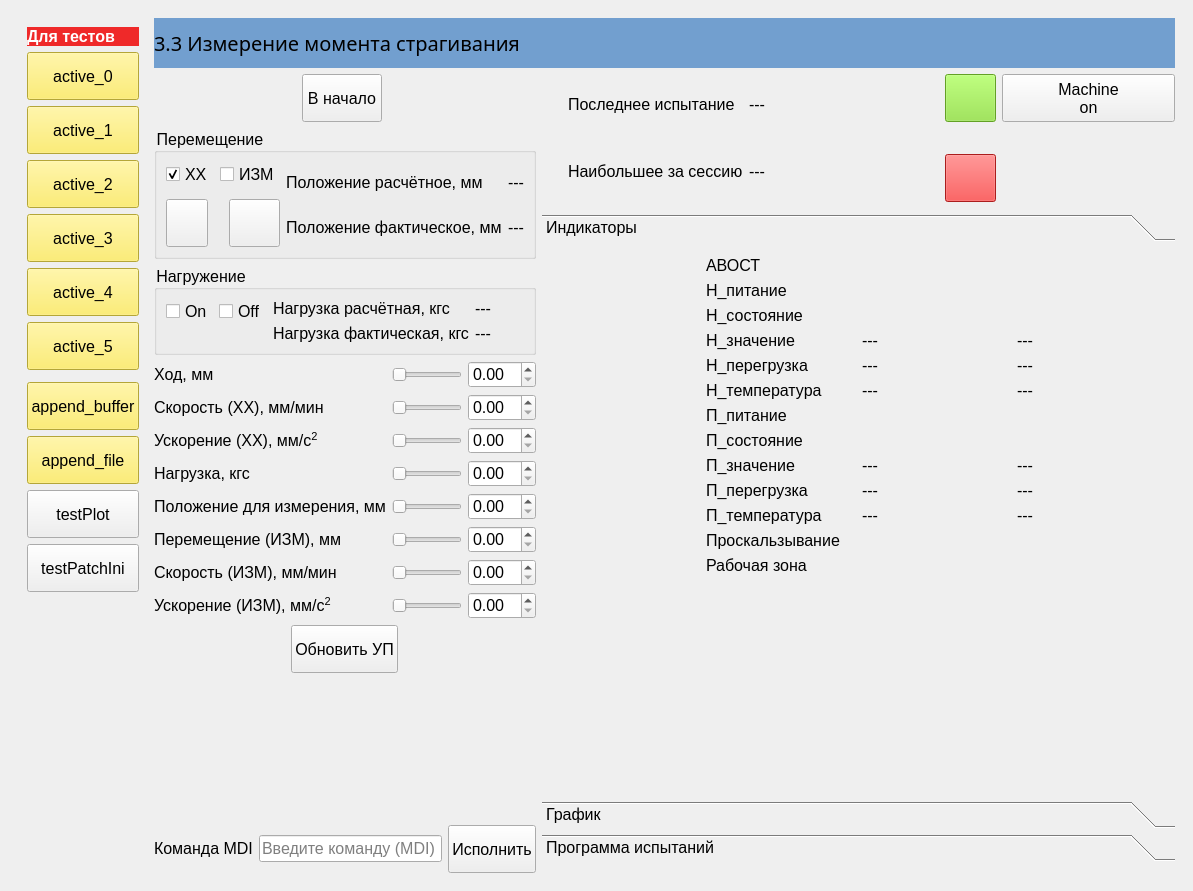
The window that BallScrewVCP3.ui (Ornstein89/BallScrewControl_QtVCP) describes before a commit, drawn with Qt 5.
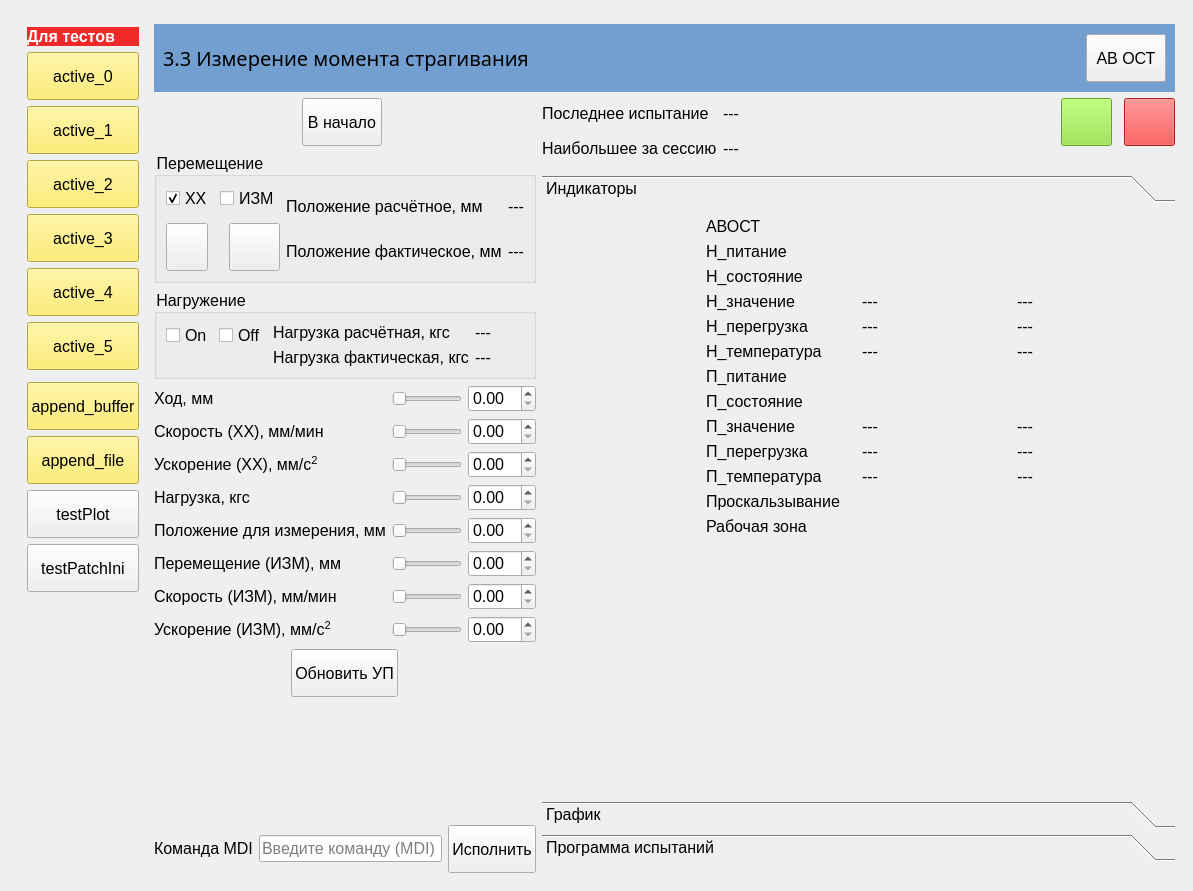
The same window after the commit. Icons and pictures are not drawn. Custom widgets are drawn as their Qt base class.

```diff
--- a/BallScrewVCP3.ui
+++ b/BallScrewVCP3.ui
@@ -44,55 +44,22 @@
        <number>0</number>
       </property>
       <widget class="QWidget" name="page33">
-       <layout class="QGridLayout" name="gridLayout_20" rowstretch="0,0,0,0,0,0" columnstretch="0,1,3">
-        <item row="1" column="2">
-         <layout class="QGridLayout" name="gridLayout_19">
-          <item row="1" column="7">
-           <spacer name="horizontalSpacer_17">
-            <property name="orientation">
-             <enum>Qt::Horizontal</enum>
-            </property>
-            <property name="sizeHint" stdset="0">
+       <layout class="QGridLayout" name="gridLayout_20" rowstretch="0,0,0,0,0,0,0" columnstretch="0,1,3">
+        <item row="1" column="1" colspan="2">
+         <widget class="QWidget" name="wgtHeader" native="true">
+          <property name="minimumSize">
              <size>
-              <width>40</width>
-              <height>20</height>
-             </size>
-            </property>
-           </spacer>
-          </item>
-          <item row="0" column="1" rowspan="3">
-           <layout class="QGridLayout" name="gridLayout_33">
-            <item row="1" column="2">
-             <widget class="StateLabel" name="lblTorque_Extremal_Max33">
-              <property name="text">
-               <string>---</string>
-              </property>
-             </widget>
-            </item>
-            <item row="1" column="1">
-             <widget class="QLabel" name="label_110">
-              <property name="text">
-               <string>Наибольшее за сессию</string>
-              </property>
-             </widget>
-            </item>
-            <item row="0" column="1">
-             <widget class="QLabel" name="label_109">
-              <property name="text">
-               <string>Последнее испытание</string>
-              </property>
-             </widget>
-            </item>
-            <item row="0" column="2">
-             <widget class="StateLabel" name="lblTorque_Extremal_Last33">
-              <property name="text">
-               <string>---</string>
-              </property>
-             </widget>
-            </item>
-           </layout>
-          </item>
-          <item row="0" column="7">
+            <width>0</width>
+            <height>10</height>
+           </size>
+          </property>
+          <property name="styleSheet">
+           <string notr="true">QWidget#wgtHeader {
+	background-color: rgb(114, 159, 207);
+}</string>
+          </property>
+          <layout class="QGridLayout" name="gridLayout_9">
+           <item row="0" column="4">
            <widget class="ActionButton" name="actionbutton">
             <property name="sizePolicy">
              <sizepolicy hsizetype="Preferred" vsizetype="Fixed">
@@ -101,8 +68,7 @@
              </sizepolicy>
             </property>
             <property name="text">
-             <string>Machine
-on</string>
+              <string>АВ ОСТ</string>
             </property>
             <property name="indicator_option" stdset="0">
              <bool>true</bool>
@@ -118,8 +84,8 @@
             </property>
            </widget>
           </item>
-          <item row="0" column="2" rowspan="3">
-           <spacer name="horizontalSpacer_16">
+           <item row="0" column="1">
+            <spacer name="horizontalSpacer_2">
             <property name="orientation">
              <enum>Qt::Horizontal</enum>
             </property>
@@ -131,63 +97,48 @@
             </property>
            </spacer>
           </item>
-          <item row="1" column="6">
-           <widget class="LED" name="ledPos_Is_On33">
-            <property name="color">
-             <color>
-              <red>252</red>
-              <green>233</green>
-              <blue>79</blue>
-             </color>
-            </property>
-           </widget>
-          </item>
-          <item row="0" column="3" colspan="4">
-           <widget class="PushButton" name="btnDevice_On33">
-            <property name="styleSheet">
-             <string notr="true">background-color: rgb(138, 226, 52);</string>
-            </property>
-            <property name="icon">
-             <iconset>
-              <normaloff>resources/vertical_line.png</normaloff>resources/vertical_line.png</iconset>
-            </property>
-            <property name="iconSize">
+           <item row="0" column="3">
+            <spacer name="horizontalSpacer_3">
+             <property name="orientation">
+              <enum>Qt::Horizontal</enum>
+             </property>
+             <property name="sizeType">
+              <enum>QSizePolicy::Fixed</enum>
+             </property>
+             <property name="sizeHint" stdset="0">
              <size>
-              <width>40</width>
-              <height>40</height>
-             </size>
-            </property>
-           </widget>
-          </item>
-          <item row="1" column="3" colspan="3">
-           <widget class="LED" name="ledLoad_Is_On33">
-            <property name="color">
-             <color>
-              <red>252</red>
-              <green>233</green>
-              <blue>79</blue>
-             </color>
-            </property>
-           </widget>
-          </item>
-          <item row="2" column="3" colspan="4">
-           <widget class="PushButton" name="btnDevice_Off33">
+               <width>60</width>
+               <height>20</height>
+              </size>
+             </property>
+            </spacer>
+           </item>
+           <item row="0" column="0">
+            <widget class="QLabel" name="label_136">
+             <property name="minimumSize">
+              <size>
+               <width>0</width>
+               <height>50</height>
+              </size>
+             </property>
+             <property name="maximumSize">
+              <size>
+               <width>16777215</width>
+               <height>50</height>
+              </size>
+             </property>
             <property name="styleSheet">
-             <string notr="true">background-color: rgb(239, 41, 41);</string>
-            </property>
-            <property name="icon">
-             <iconset>
-              <normaloff>resources/circle.png</normaloff>resources/circle.png</iconset>
-            </property>
-            <property name="iconSize">
-             <size>
-              <width>40</width>
-              <height>40</height>
-             </size>
+              <string notr="true">font: 15pt bold;</string>
+             </property>
+             <property name="text">
+              <string>3.3 Измерение момента страгивания</string>
+             </property>
+             <property name="margin">
+              <number>5</number>
             </property>
            </widget>
           </item>
-          <item row="0" column="0" rowspan="3">
+           <item row="0" column="2">
            <widget class="LED" name="ledEnable33">
             <property name="minimumSize">
              <size>
@@ -213,6 +164,7 @@
            </widget>
           </item>
          </layout>
+         </widget>
         </item>
         <item row="0" column="0" rowspan="6">
          <widget class="QWidget" name="widget" native="true">
@@ -377,7 +329,112 @@
           </layout>
          </widget>
         </item>
-        <item row="1" column="1" rowspan="5">
+        <item row="2" column="2">
+         <layout class="QGridLayout" name="gridLayout_19">
+          <item row="0" column="1" rowspan="3">
+           <layout class="QGridLayout" name="gridLayout_33">
+            <item row="1" column="2">
+             <widget class="StateLabel" name="lblTorque_Extremal_Max33">
+              <property name="text">
+               <string>---</string>
+              </property>
+             </widget>
+            </item>
+            <item row="1" column="1">
+             <widget class="QLabel" name="label_110">
+              <property name="text">
+               <string>Наибольшее за сессию</string>
+              </property>
+             </widget>
+            </item>
+            <item row="0" column="1">
+             <widget class="QLabel" name="label_109">
+              <property name="text">
+               <string>Последнее испытание</string>
+              </property>
+             </widget>
+            </item>
+            <item row="0" column="2">
+             <widget class="StateLabel" name="lblTorque_Extremal_Last33">
+              <property name="text">
+               <string>---</string>
+              </property>
+             </widget>
+            </item>
+           </layout>
+          </item>
+          <item row="0" column="6">
+           <widget class="LED" name="ledLoad_Is_On33">
+            <property name="color">
+             <color>
+              <red>252</red>
+              <green>233</green>
+              <blue>79</blue>
+             </color>
+            </property>
+           </widget>
+          </item>
+          <item row="1" column="6">
+           <widget class="LED" name="ledPos_Is_On33">
+            <property name="color">
+             <color>
+              <red>252</red>
+              <green>233</green>
+              <blue>79</blue>
+             </color>
+            </property>
+           </widget>
+          </item>
+          <item row="0" column="2" rowspan="3">
+           <spacer name="horizontalSpacer_16">
+            <property name="orientation">
+             <enum>Qt::Horizontal</enum>
+            </property>
+            <property name="sizeHint" stdset="0">
+             <size>
+              <width>40</width>
+              <height>20</height>
+             </size>
+            </property>
+           </spacer>
+          </item>
+          <item row="0" column="7" rowspan="2">
+           <widget class="PushButton" name="btnDevice_Off33">
+            <property name="styleSheet">
+             <string notr="true">background-color: rgb(239, 41, 41);</string>
+            </property>
+            <property name="icon">
+             <iconset>
+              <normaloff>resources/circle.png</normaloff>resources/circle.png</iconset>
+            </property>
+            <property name="iconSize">
+             <size>
+              <width>40</width>
+              <height>40</height>
+             </size>
+            </property>
+           </widget>
+          </item>
+          <item row="0" column="3" rowspan="2" colspan="3">
+           <widget class="PushButton" name="btnDevice_On33">
+            <property name="styleSheet">
+             <string notr="true">background-color: rgb(138, 226, 52);</string>
+            </property>
+            <property name="icon">
+             <iconset>
+              <normaloff>resources/vertical_line.png</normaloff>resources/vertical_line.png</iconset>
+            </property>
+            <property name="iconSize">
+             <size>
+              <width>40</width>
+              <height>40</height>
+             </size>
+            </property>
+           </widget>
+          </item>
+         </layout>
+        </item>
+        <item row="2" column="1" rowspan="5">
          <layout class="QVBoxLayout" name="verticalLayout_2">
           <item>
            <layout class="QHBoxLayout" name="horizontalLayout_18">
@@ -840,33 +897,7 @@
           </item>
          </layout>
         </item>
-        <item row="0" column="1" colspan="2">
-         <widget class="QLabel" name="label_136">
-          <property name="minimumSize">
-           <size>
-            <width>0</width>
-            <height>50</height>
-           </size>
-          </property>
-          <property name="maximumSize">
-           <size>
-            <width>16777215</width>
-            <height>50</height>
-           </size>
-          </property>
-          <property name="styleSheet">
-           <string notr="true">background-color: rgb(114, 159, 207);
-font: 15pt bold;</string>
-          </property>
-          <property name="text">
-           <string>3.3 Измерение момента страгивания</string>
-          </property>
-          <property name="margin">
-           <number>5</number>
-          </property>
-         </widget>
-        </item>
-        <item row="3" column="2">
+        <item row="4" column="2">
          <widget class="QToolBox" name="toolBox">
           <property name="sizePolicy">
            <sizepolicy hsizetype="Expanding" vsizetype="Preferred">
@@ -889,7 +920,7 @@
              <x>0</x>
              <y>0</y>
              <width>589</width>
-             <height>566</height>
+             <height>622</height>
             </rect>
            </property>
            <attribute name="label">
```
Left out of the diff: 10 changed lines with no effect on the pictures. Lines whose indentation alone changed are shown as unchanged.
